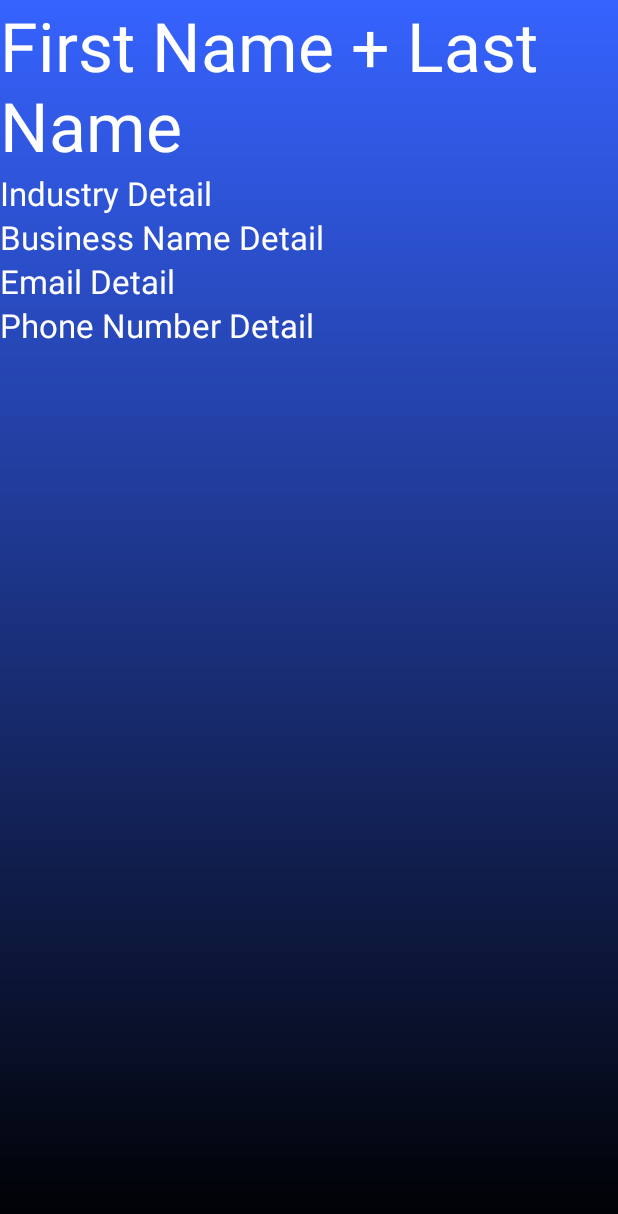
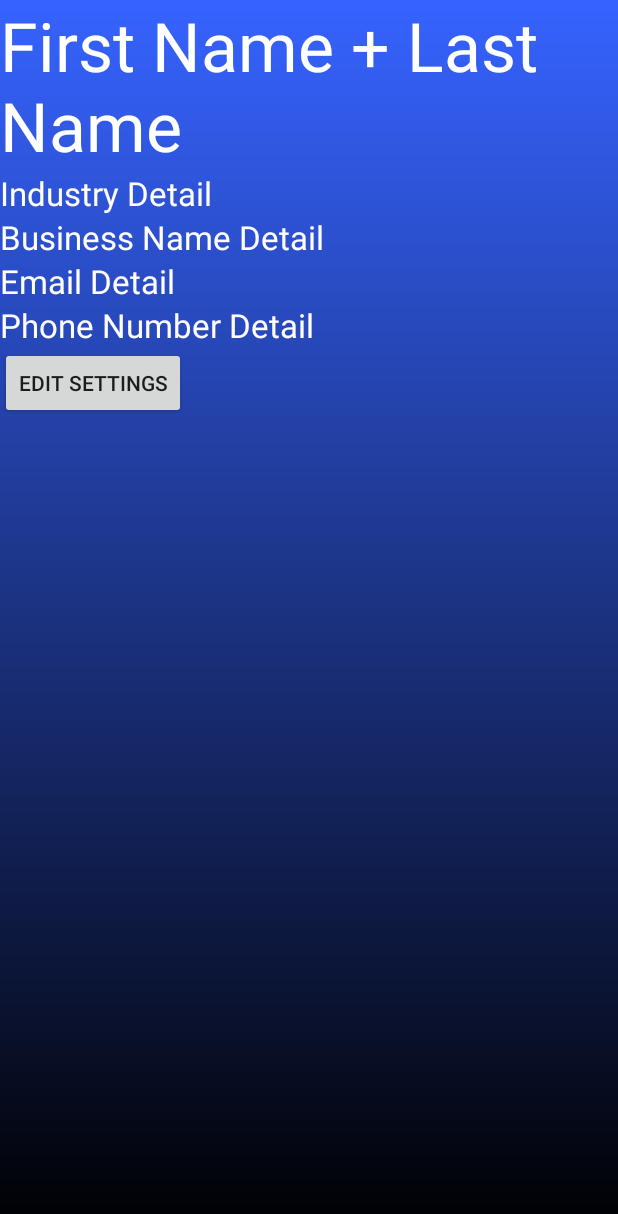
Before and after one commit to lewes5164312/infs3605, an Android app: the layout fragment_settings.xml on its own in the app's theme, with its tools: preview values and no code run, on a phone screen of 412 x 824 dp. Shown: the top 1214 px of the screen. Run offline under Robolectric (Android 15) with nearby library versions, the phone set to English and light mode, and no system bars; network calls fail.

Commit message:
settings edit industry working

```diff
--- a/app/app/src/main/AndroidManifest.xml
+++ b/app/app/src/main/AndroidManifest.xml
@@ -25,6 +25,7 @@
         <activity android:name=".HomeActivity"/>
         <activity android:name=".IndustryDetailActivity"/>
         <activity android:name=".Notifications"/>
+        <activity android:name=".EditSettingsActivity"/>
     </application>
 
 </manifest>
--- a/app/app/src/main/java/com/example/infs3605/SettingsFragment.java
+++ b/app/app/src/main/java/com/example/infs3605/SettingsFragment.java
@@ -1,5 +1,6 @@
 package com.example.infs3605;
 
+import android.content.Intent;
 import android.content.SharedPreferences;
 import android.os.Bundle;
 import android.view.LayoutInflater;
@@ -9,6 +10,8 @@ import android.widget.TextView;
 
 import androidx.fragment.app.Fragment;
 
+import com.google.firebase.auth.FirebaseAuth;
+
 
 public class SettingsFragment extends Fragment {
 
@@ -17,6 +20,7 @@ public class SettingsFragment extends Fragment {
     private TextView businessNameTV;
     private TextView emailTV;
     private TextView phoneNumberTV;
+    private FirebaseAuth mAuth;
 
     public View onCreateView(LayoutInflater inflater, ViewGroup container,
                              Bundle savedInstanceState) {
@@ -49,5 +53,4 @@ public class SettingsFragment extends Fragment {
         return view;
     }
 
-
 }
--- a/app/app/src/main/res/layout/fragment_settings.xml
+++ b/app/app/src/main/res/layout/fragment_settings.xml
@@ -55,4 +55,27 @@
         app:layout_constraintTop_toBottomOf="@+id/emailSetting"
         tools:ignore="MissingConstraints" />
 
+
+    <Spinner
+        android:id="@+id/setting_industry_spinner"
+        android:layout_width="wrap_content"
+        android:layout_height="wrap_content"
+        android:layout_marginTop="7dp"
+        android:background="#4DFFFFFF"
+        android:backgroundTint="#FFFFFF"
+        android:hint="Industry"
+        android:padding="5dp"
+        android:textColor="#FFFFFF"
+        android:textColorHint="#FFFFFF"
+        app:layout_constraintTop_toBottomOf="@+id/phoneNumberSetting"/>
+
+    <Button
+        android:id="@+id/button"
+        android:layout_width="wrap_content"
+        android:layout_height="wrap_content"
+        android:text="edit settings"
+        android:onClick="editSettingClick"
+        app:layout_constraintTop_toBottomOf="@+id/phoneNumberSetting"
+        tools:ignore="MissingConstraints" />
+
 </androidx.constraintlayout.widget.ConstraintLayout>
```
Also changed, not shown: app/app/src/main/java/com/example/infs3605/EditSettingsActivity.java (added, +96 -0 lines), app/app/src/main/java/com/example/infs3605/HomeActivity.java (+6 -1 lines), app/app/src/main/java/com/example/infs3605/RegisterActivity.java (+7 -2 lines), app/app/src/main/res/layout/activity_edit_settings.xml (added, +31 -0 lines).
